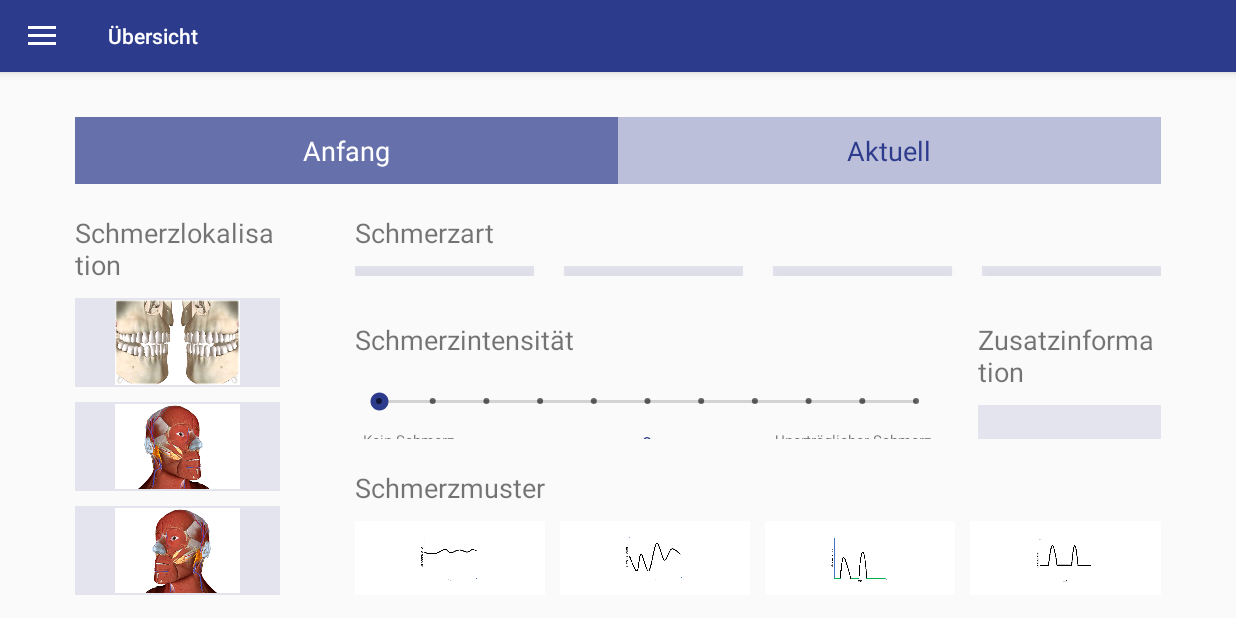
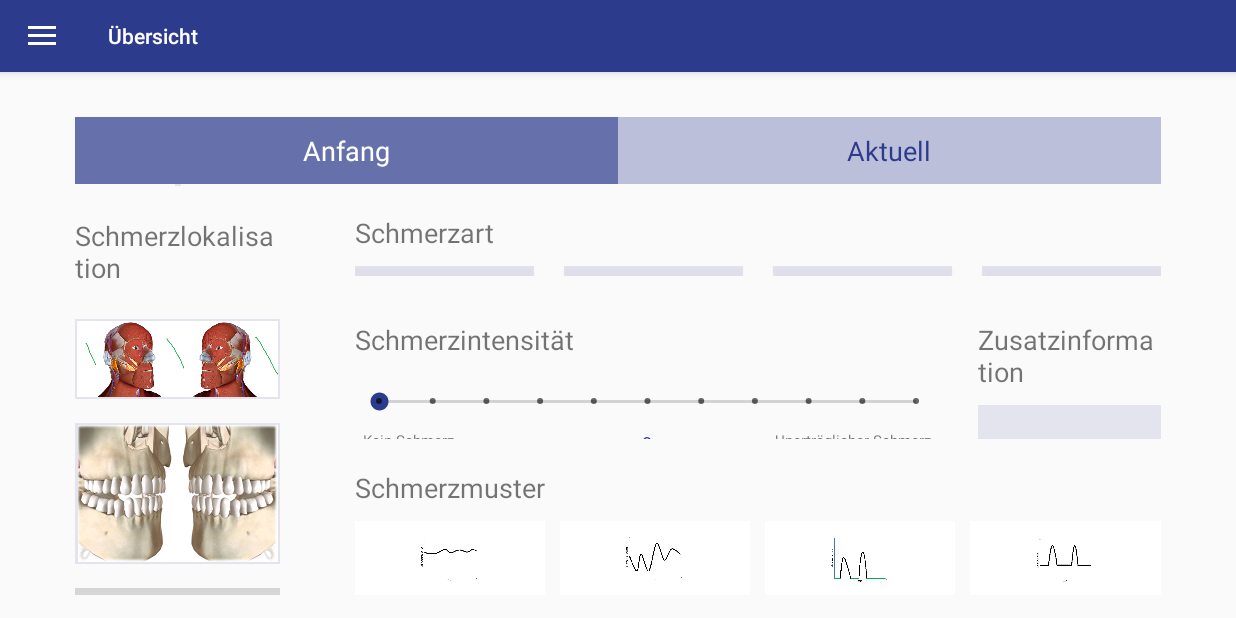
Before and after one commit to chfaes/BA-ZZM, an Android app: the fragment PainFragment placed in its activity, on a phone screen of 824 x 412 dp (held sideways). Run offline under Robolectric (Android 15) with nearby library versions, the phone set to English and light mode, and no system bars; libraries missing offline, so code that uses them is left out: com.itextpdf.text, org.flywaydb.core, org.sqldroid; network calls fail; 2 statements that could not run were skipped; grey boxes are pictures that could not be loaded.

Commit message:
Gif in pain viz

```diff
--- a/app/src/main/java/com/example/frontend/Activities/MainActivity.java
+++ b/app/src/main/java/com/example/frontend/Activities/MainActivity.java
@@ -79,9 +79,16 @@ public class MainActivity extends AppCompatActivity {
                 startActivity(intent);
             }else{
                 userFound = false;
+                //Zitrone: Dieser Block ermöglicht den schnellen Login während der Testphase.
+                Globals g = Globals.getInstance();
+                g.setUser(user);
+                Intent intent = new Intent(MainActivity.this, PatientSelectionActivity.class);
+                intent.putExtra("usernameKey", etUsername.getText().toString());
+                startActivity(intent);
             }
         }
         if (!userFound){
+            //Zitrone: counter auskommentiert. Ggf. ganz entfernen.
             //counter--;
             tvAttemptsInfo.setText("Anzahl übriger Versuche: " + counter + ". Momentan gibts unendlich viele Versuche. Siehe MainActivity.java.");
             if (counter == 0) {
--- a/app/src/main/res/layout/fragment_pain.xml
+++ b/app/src/main/res/layout/fragment_pain.xml
@@ -50,61 +50,97 @@
         android:orientation="horizontal"
         android:paddingBottom="15dp">
 
-        <LinearLayout
+        <android.support.constraint.ConstraintLayout
             android:layout_width="0dp"
             android:layout_height="match_parent"
-            android:layout_weight="0.7"
-            android:orientation="vertical">
+            android:layout_weight="0.7">
 
             <TextView
+                android:id="@+id/textView2"
                 android:layout_width="match_parent"
                 android:layout_height="wrap_content"
                 android:paddingTop="20dp"
                 android:paddingBottom="10dp"
                 android:text="@string/pain_location"
-                android:textSize="18sp" />
-
-            <LinearLayout
-                android:layout_width="match_parent"
-                android:layout_height="wrap_content"
-                android:orientation="vertical"
-                android:weightSum="3">
+                android:textSize="18sp"
+                app:layout_constraintBottom_toBottomOf="parent"
+                app:layout_constraintEnd_toEndOf="parent"
+                app:layout_constraintStart_toStartOf="parent"
+                app:layout_constraintTop_toTopOf="parent"
+                app:layout_constraintVertical_bias="0.00999999" />
 
             <ImageView
                 android:id="@+id/ivLocationTeeth"
                 android:layout_width="match_parent"
                 android:layout_height="wrap_content"
-                    android:layout_marginBottom="10dp"
-                    android:layout_weight="1"
+                android:layout_marginTop="16dp"
                 android:adjustViewBounds="true"
                 android:background="@color/colorVeryLightBlue"
                 android:padding="1dp"
-                    android:src="@drawable/teeth" />
+                android:src="@drawable/teeth"
+                app:layout_constraintBottom_toBottomOf="parent"
+                app:layout_constraintTop_toBottomOf="@+id/ivLocationFaceRight"
+                app:layout_constraintVertical_bias="0.0"
+                tools:layout_editor_absoluteX="0dp" />
+
+            <pl.droidsonroids.gif.GifImageView
+                android:id="@+id/fragment_pain_gif01"
+                android:layout_width="match_parent"
+                android:layout_height="wrap_content"
+                android:layout_marginTop="16dp"
+                android:adjustViewBounds="true"
+                android:background="@android:color/transparent"
+                android:padding="1dp"
+                android:src="@drawable/test_gif_01"
+                app:layout_constraintBottom_toBottomOf="parent"
+                app:layout_constraintTop_toBottomOf="@+id/ivLocationTeeth"
+                app:layout_constraintVertical_bias="0.0"
+                tools:layout_editor_absoluteX="0dp" />
+
+            <pl.droidsonroids.gif.GifImageView
+                android:id="@+id/fragment_pain_gif02"
+                android:layout_width="match_parent"
+                android:layout_height="wrap_content"
+                android:layout_marginTop="16dp"
+                android:adjustViewBounds="true"
+                android:background="@android:color/transparent"
+                android:padding="1dp"
+                android:src="@drawable/test_gif_02"
+                app:layout_constraintBottom_toBottomOf="parent"
+                app:layout_constraintTop_toBottomOf="@+id/ivLocationTeeth"
+                app:layout_constraintVertical_bias="0.0"
+                tools:layout_editor_absoluteX="0dp" />
 
             <ImageView
                 android:id="@+id/ivLocationFaceRight"
                 android:layout_width="match_parent"
                 android:layout_height="wrap_content"
-                    android:layout_marginBottom="10dp"
-                    android:layout_weight="1"
+                android:layout_marginTop="12dp"
                 android:adjustViewBounds="true"
                 android:background="@color/colorVeryLightBlue"
                 android:padding="1dp"
-                    android:src="@drawable/face_right" />
+                android:src="@drawable/face_right"
+                app:layout_constraintBottom_toBottomOf="parent"
+                app:layout_constraintEnd_toEndOf="parent"
+                app:layout_constraintStart_toStartOf="parent"
+                app:layout_constraintTop_toBottomOf="@+id/textView2"
+                app:layout_constraintVertical_bias="0.0" />
 
             <ImageView
                 android:id="@+id/ivLocationFaceLeft"
-                    android:layout_width="match_parent"
-                    android:layout_height="wrap_content"
-                    android:layout_weight="1"
+                android:layout_width="4dp"
+                android:layout_height="4dp"
+                android:layout_marginBottom="1dp"
                 android:adjustViewBounds="true"
                 android:background="@color/colorVeryLightBlue"
                 android:padding="1dp"
-                    android:src="@drawable/face_left" />
-            </LinearLayout>
+                android:src="@drawable/face_left"
+                app:layout_constraintBottom_toTopOf="@+id/textView2"
+                app:layout_constraintEnd_toEndOf="parent"
+                app:layout_constraintStart_toStartOf="parent" />
 
 
-        </LinearLayout>
+        </android.support.constraint.ConstraintLayout>
 
         <LinearLayout
             android:layout_width="0dp"
@@ -281,6 +317,7 @@
                             android:text="@string/unbearable_pain"
                             android:textSize="10sp" />
                     </RelativeLayout>
+
                 </LinearLayout>
                 <LinearLayout
                     android:layout_width="match_parent"
@@ -382,5 +419,4 @@
         </LinearLayout>
     </LinearLayout>
 
-
 </LinearLayout>
```
Also changed, not shown: app/src/main/res/drawable/face_left.PNG, app/src/main/res/drawable/face_right.PNG, app/src/main/res/drawable/face_right_backup.PNG (added). Lines whose indentation alone changed are shown as unchanged.
